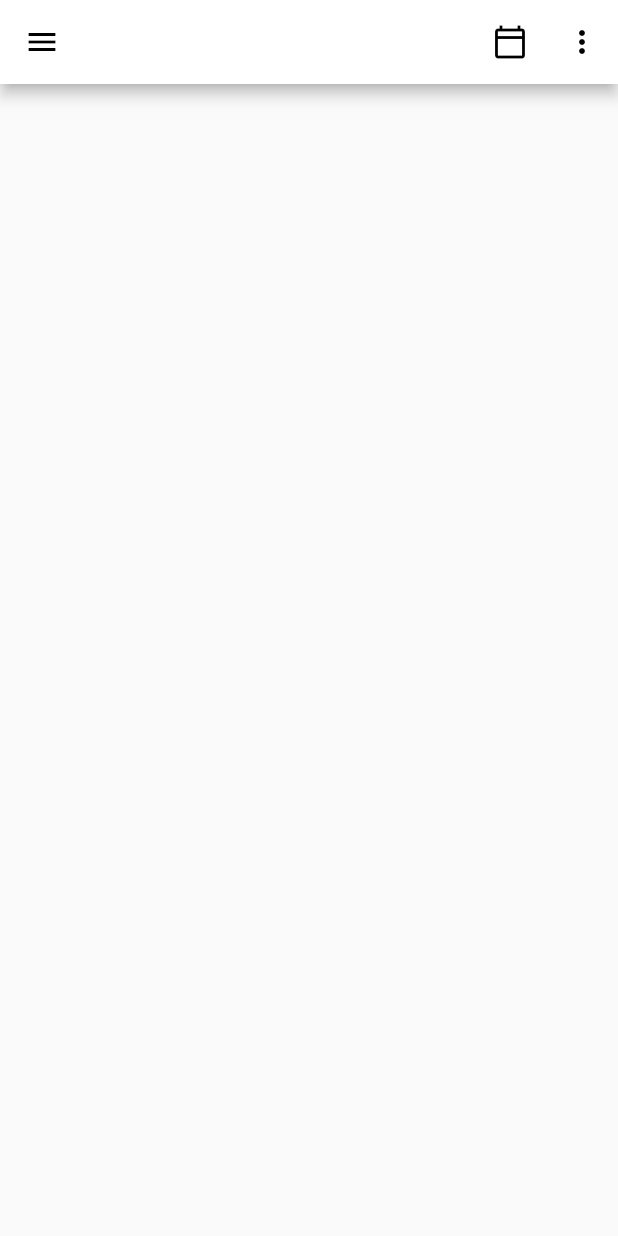
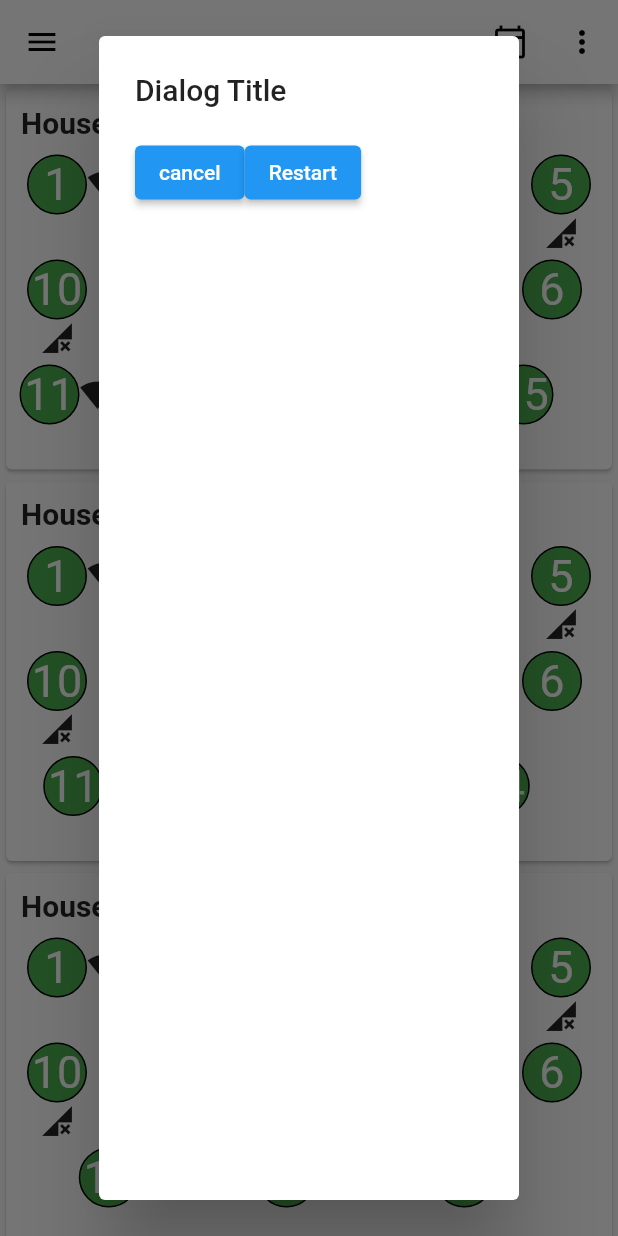
Before and after one commit to innovationstechn/house_app, a Flutter app: the screen it shows after launch, after a tap on the "calendar today" icon, on a phone screen of 412 x 824 dp. Run offline on Flutter 3.47's test engine with Material 2 defaults, Android fonts, the phone set to English and light mode, and no system bars; our stand-ins replace floor, moor; accounts and stored records are empty; generated files the repository leaves out were written again.

Commit message:
Creating databasehelper provider.

```diff
--- a/lib/House.dart
+++ b/lib/House.dart
@@ -2,6 +2,7 @@ import 'package:flutter/cupertino.dart';
 import 'package:flutter/material.dart';
 import 'package:flutter_app1/houseNumberWidget.dart';
 
+import 'database/database.dart';
 import 'model/house_model.dart';
 
 class MyHouse extends StatefulWidget {
@@ -47,7 +48,7 @@ class _House extends State<MyHouse> {
             children: [
               for (int j = i; j < i + 4; j++)
                 HouseNumber(
-                  houseInfo: HouseModel(
+                  houseInfo: House(
                       houseID: widget.houseId,
                       number: widget.houseSubId[j],
                       visited: widget.visited[j]),
@@ -56,7 +57,7 @@ class _House extends State<MyHouse> {
                 ),
               if (i + 5 == widget.houseSubId.length)
                 HouseNumber(
-                  houseInfo: HouseModel(
+                  houseInfo: House(
                       houseID: widget.houseId,
                       number: widget.houseSubId[i + 4],
                       visited: widget.visited[i + 4]),
@@ -65,7 +66,7 @@ class _House extends State<MyHouse> {
                 )
               else
                 HouseNumber(
-                  houseInfo: HouseModel(
+                  houseInfo: House(
                       houseID: widget.houseId,
                       number: widget.houseSubId[i + 4],
                       visited: widget.visited[i + 4]),
@@ -83,7 +84,7 @@ class _House extends State<MyHouse> {
             children: [
               for (int j = i; j < i + remainingLength - 1; j++)
                 HouseNumber(
-                  houseInfo: HouseModel(
+                  houseInfo: House(
                       houseID: widget.houseId,
                       number: widget.houseSubId[j],
                       visited: widget.visited[j]),
@@ -91,7 +92,7 @@ class _House extends State<MyHouse> {
                   arrowDirection: "forward",
                 ),
               HouseNumber(
-                houseInfo:HouseModel(
+                houseInfo:House(
                     houseID: widget.houseId,
                     number: widget.houseSubId[i + remainingLength - 1],
                     visited: widget.visited[i + remainingLength - 1]),
@@ -110,7 +111,7 @@ class _House extends State<MyHouse> {
             children: [
               if (i + 5 != widget.houseSubId.length)
                 HouseNumber(
-                  houseInfo: HouseModel(
+                  houseInfo: House(
                       houseID: widget.houseId,
                       number: widget.houseSubId[i + 4],
                       visited: widget.visited[i + 4]),
@@ -119,7 +120,7 @@ class _House extends State<MyHouse> {
                 )
               else
                 HouseNumber(
-                  houseInfo: HouseModel(
+                  houseInfo: House(
                       houseID: widget.houseId,
                       number: widget.houseSubId[i + 4],
                       visited: widget.visited[i + 4]),
@@ -128,7 +129,7 @@ class _House extends State<MyHouse> {
                 ),
               for (int j = i + 3; j >= i; j--)
                 HouseNumber(
-                  houseInfo: HouseModel(
+                  houseInfo: House(
                       houseID: widget.houseId,
                       number: widget.houseSubId[j],
                       visited: widget.visited[j]),
@@ -146,7 +147,7 @@ class _House extends State<MyHouse> {
             mainAxisAlignment: MainAxisAlignment.spaceEvenly,
             children: [
               HouseNumber(
-                houseInfo: HouseModel(
+                houseInfo: House(
                     houseID: widget.houseId,
                     number: widget.houseSubId[i + remainingLength - 1],
                     visited: widget.visited[i + remainingLength - 1]),
@@ -155,7 +156,7 @@ class _House extends State<MyHouse> {
               ),
               for (int j = i + remainingLength - 2; j >= i; j--)
                 HouseNumber(
-                  houseInfo: HouseModel(
+                  houseInfo: House(
                       houseID: widget.houseId,
                       number: widget.houseSubId[j],
                       visited: widget.visited[j]),
@@ -176,18 +177,11 @@ class _House extends State<MyHouse> {
     return Container(
         child: Card(
       color: Colors.white,
-      child: ListView.builder(
-        itemBuilder: (context, position) {
-          return Container(
-            child: position == 0
-                ? Container(
-                    margin: EdgeInsets.only(bottom: 10),
-                    color: Colors.black12,
-                    child: rows[position])
-                : rows[position],
-          );
-        },
-        itemCount: rows.length,
+      child: Column(
+        children: [
+          for(Row temp in rows)
+            temp
+        ],
       ),
     ));
   }
--- a/lib/database/database.dart
+++ b/lib/database/database.dart
@@ -13,7 +13,7 @@ class Houses extends Table {
 
   // Need to override primary key method to declare custom primary keys.
   @override
-  Set<Column> get primaryKey => {houseID};
+  Set<Column> get primaryKey => {houseID,number};
 }
 
 LazyDatabase _openConnection() {
--- a/lib/houseNumberWidget.dart
+++ b/lib/houseNumberWidget.dart
@@ -1,12 +1,12 @@
 import 'package:flutter/cupertino.dart';
 import 'package:flutter/material.dart';
 import 'package:flutter_app1/houseSubCategoryPage.dart';
-import 'package:flutter_app1/model/house_model.dart';
+import 'database/database.dart';
 
 class HouseNumber extends StatefulWidget {
   final String arrowDirection;
   final Color color;
-  final HouseModel houseInfo;
+  final House houseInfo;
 
   HouseNumber(
       {required this.houseInfo,
@@ -52,8 +52,8 @@ class _HouseNumber extends State<HouseNumber> {
                           ))),
                   decoration: new BoxDecoration(
                     color: widget.houseInfo.visited == false
-                        ? Colors.red
-                        : widget.color,
+                        ? widget.color
+                        : Colors.red,
                     shape: BoxShape.circle,
                     border: Border.all(width: 1),
                   )),
--- a/lib/houseSubCategoryPage.dart
+++ b/lib/houseSubCategoryPage.dart
@@ -1,11 +1,14 @@
 import 'package:flutter/cupertino.dart';
 import 'package:flutter/material.dart';
+import 'package:flutter_app1/model/DatabaseHelperModel.dart';
 import 'package:flutter_app1/model/house_model.dart';
+import 'package:provider/provider.dart';
 
+import 'database/database.dart';
 import 'model/appbar.dart';
 
 class HouseSubCategoryPage extends StatefulWidget {
-  final HouseModel houseInfo;
+  final House houseInfo;
 
   HouseSubCategoryPage({required this.houseInfo});
 
@@ -58,7 +61,9 @@ class _HouseSubCategoryPage extends State<HouseSubCategoryPage> {
                         style: ElevatedButton.styleFrom(primary: Colors.blue),
                         child: Text("Ok"),
                         onPressed: () {
-                          //Call Function
+                          // ScaffoldMessenger.of(context).showSnackBar(SnackBar(content: Text(widget.houseInfo.visited.toString()),));
+                          Provider.of<DatabaseHelper>(context,listen:false).updateData(House(houseID: widget.houseInfo.houseID,number:widget.houseInfo.number,visited: true));
+                          Navigator.of(context).pop();
                         },
                       ))),
             ),
--- a/lib/main.dart
+++ b/lib/main.dart
@@ -1,17 +1,25 @@
+import 'package:floor/floor.dart';
 import 'package:flutter/material.dart';
-
-
-
+import 'package:provider/provider.dart';
 import 'House.dart';
 import 'model/DatabaseHelperModel.dart';
 import 'model/appbar.dart';
 
+
 void main() {
-  runApp(MyApp());
+  runApp(
+      ChangeNotifierProvider<DatabaseHelper>(
+        create: (context)=>DatabaseHelper(),
+        builder: (context, child){
+          return MyApp();
+        }
+      ));
 }
 
 class MyApp extends StatelessWidget {
   // This widget is the root of your application.
+
+
 
   @override
   Widget build(BuildContext context) {
@@ -36,24 +44,34 @@ class MyHomePage extends StatefulWidget {
 
 class _MyHomePageState extends State<MyHomePage> {
 
+  @override
+  void initState() {
+    // TODO: implement initState
+    super.initState();
+    Provider.of<DatabaseHelper>(context,listen:false).initializeDatabases();
+  }
 
   @override
   Widget build(BuildContext context) {
-    DatabaseHelper databaseHelper = new DatabaseHelper();
-    databaseHelper.initializeDatabases();
 
     return Scaffold(
       appBar: StandardAppBar(
         title: "",
       ),
-      body: Center(
-        child: ListView.builder(
-          itemBuilder: (context, position) {
-            return MyHouse(houseId: databaseHelper.mainHouseModelList[position].houseId,houseSubId:databaseHelper.mainHouseModelList[position].list,visited: databaseHelper.mainHouseModelList[position].visited );
+      body: Consumer<DatabaseHelper>(
+        builder: (context,snapshot,child){
+          return Center(
+            child: ListView.builder(
+              scrollDirection: Axis.vertical,
+              shrinkWrap: true,
+              itemBuilder: (context, position) {
+                return MyHouse(houseId: snapshot.mainHouseModelList[position].houseId,houseSubId:snapshot.mainHouseModelList[position].list,visited: snapshot.mainHouseModelList[position].visited );
+              },
+              itemCount: snapshot.mainHouseModelList.length,
+            ),
+          );
           },
-          itemCount: databaseHelper.mainHouseModelList.length,
         ),
-      ),
     );
   }
 }
--- a/lib/model/DatabaseHelperModel.dart
+++ b/lib/model/DatabaseHelperModel.dart
@@ -1,32 +1,36 @@
+import 'package:flutter/cupertino.dart';
 import 'package:flutter_app1/database/database.dart';
 import 'package:flutter_app1/model/MainHouseModel.dart';
 
+class DatabaseHelper extends ChangeNotifier {
 
-class DatabaseHelper {
+  List<MainHouseModel> _mainHouseModelList = [];
 
-  List<MainHouseModel> mainHouseModelList = [];
+  List<MainHouseModel> get mainHouseModelList => _mainHouseModelList;
 
+  HouseAppDatabase database = new HouseAppDatabase();
 
-  void initializeDatabases() async {
+   void initializeDatabases() {
 
-    HouseAppDatabase().getOrderedHouses().then((value) => {
-
+    database.getOrderedHouses().then((value) => {
       if(value.length>0){
         loadData(value),
       }
       else
       {
           insertData(),
-          HouseAppDatabase().getOrderedHouses().then((result) => {
+          database.getOrderedHouses().then((result) => {
             loadData(result),
           }),
       }
+    }).then((value) => {
+
     });
   }
 
   void loadData(List<House>value) {
 
-    mainHouseModelList.clear();
+    _mainHouseModelList.clear();
     int id=1;
     MainHouseModel mainHouseModel= new MainHouseModel();
 
@@ -35,7 +39,7 @@ class DatabaseHelper {
       if(house.houseID != id){
         mainHouseModel.houseId = id;
         id = house.houseID;
-        mainHouseModelList.add(mainHouseModel);
+        _mainHouseModelList.add(mainHouseModel);
         mainHouseModel = MainHouseModel();
       }
 
@@ -44,15 +48,86 @@ class DatabaseHelper {
 
     }
 
+    notifyListeners();
+
   }
 
 
   void insertData() {
     for(int i=0;i<5;i++){
       for(int j=0;j<15-i;j++)
-        HouseAppDatabase().insertHouse(House(houseID: i+1,number: j+1,visited: false));
+        database.insertHouse(House(houseID: i+1,number: j+1,visited: false));
     }
   }
 
+  void updateData(House house){
+    database.updateHouse(house).then((value) => {
+      initializeDatabases(),
+    });
+  }
 
 }
+
+
+// import 'package:flutter_app1/database/database.dart';
+// import 'package:flutter_app1/model/MainHouseModel.dart';
+//
+//
+// class DatabaseHelper {
+//
+//   static List<MainHouseModel> mainHouseModelList = [];
+//   static HouseAppDatabase database = new HouseAppDatabase();
+//
+//   static void initializeDatabases() async {
+//
+//     database.getOrderedHouses().then((value) => {
+//
+//       if(value.length>0){
+//         loadData(value),
+//       }
+//       else
+//         {
+//           insertData(),
+//           database.getOrderedHouses().then((result) => {
+//             loadData(result),
+//           }),
+//         }
+//     });
+//   }
+//
+//   static void loadData(List<House>value) {
+//
+//     mainHouseModelList.clear();
+//     int id=1;
+//     MainHouseModel mainHouseModel= new MainHouseModel();
+//
+//     for(var house in value){
+//
+//       if(house.houseID != id){
+//         mainHouseModel.houseId = id;
+//         id = house.houseID;
+//         mainHouseModelList.add(mainHouseModel);
+//         mainHouseModel = MainHouseModel();
+//       }
+//
+//       mainHouseModel.list.add(house.number);
+//       mainHouseModel.visited.add(house.visited);
+//
+//     }
+//
+//   }
+//
+//
+//   static void insertData() {
+//     for(int i=0;i<5;i++){
+//       for(int j=0;j<15-i;j++)
+//         database.insertHouse(House(houseID: i+1,number: j+1,visited: false));
+//     }
+//   }
+//
+//   static void updateData(House house){
+//     database.updateHouse(house);
+//     initializeDatabases();
+//   }
+//
+// }
--- a/lib/model/appbar.dart
+++ b/lib/model/appbar.dart
@@ -3,6 +3,7 @@ import 'package:flutter/material.dart';
 class StandardAppBar extends StatelessWidget implements PreferredSizeWidget {
   final String title;
   StandardAppBar({required this.title});
+
 
   @override
   Widget build(BuildContext context) {
@@ -11,7 +12,23 @@ class StandardAppBar extends StatelessWidget implements PreferredSizeWidget {
       actions: [
         IconButton(
             icon: Icon(Icons.calendar_today_outlined, color: Colors.black),
-            onPressed: () {}),
+            onPressed: () {
+              showDialog(
+                  context: context,
+                  builder: (_) => AlertDialog(
+                    title: Text('Dialog Title'),
+                    content: Column(
+                      children: [
+                        Row(
+                          children: [
+                            ElevatedButton(onPressed: (){}, child: Text("cancel")),
+                            ElevatedButton(onPressed: (){}, child: Text("Restart")),
+                          ],
+                      )],
+                    ),
+                  )
+              );
+            }),
         IconButton(
             icon: Icon(Icons.more_vert, color: Colors.black), onPressed: () {})
       ],
```
Also changed, not shown: pubspec.yaml (+15 -7 lines), lib/database/database.g.dart, pubspec.lock.
